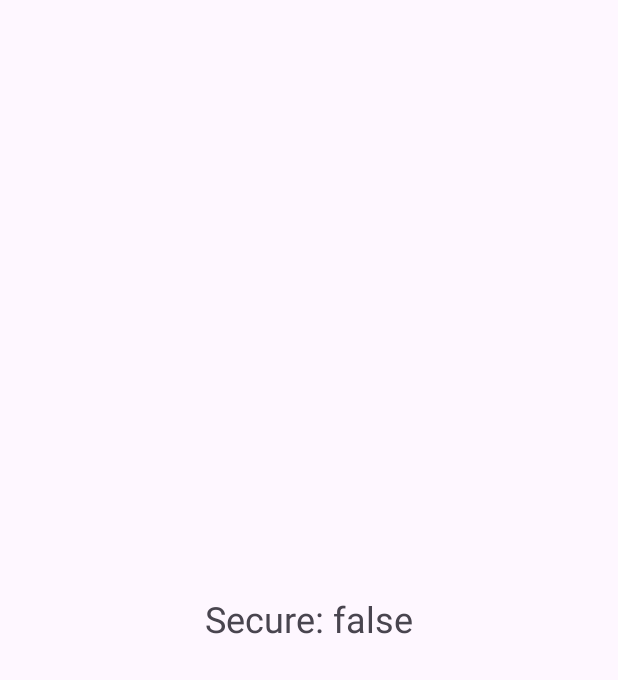
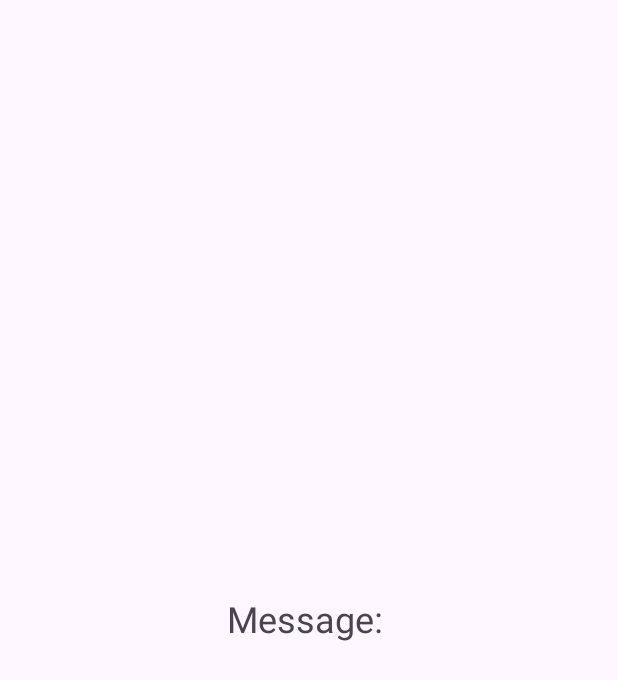
Before and after one commit to hungnb94/hide-firebase-api-keys-example, an Android app: the screen it shows after launch (MainActivity), on a phone screen of 412 x 824 dp. Shown: the top 680 px of the screen. Run offline under Robolectric (Android 15) with nearby library versions, the phone set to English and light mode, and no system bars; 5 statements that could not run were skipped.

Commit message:
Show message

```diff
--- a/app/src/main/java/com/leoh/remoteconfig/MainActivity.kt
+++ b/app/src/main/java/com/leoh/remoteconfig/MainActivity.kt
@@ -25,9 +25,10 @@ class MainActivity : AppCompatActivity() {
     }
 
     private fun showConfig() {
-        val isSecure = isSecureEnable()
-        tvMessage.text = getString(R.string.secure_config, isSecure)
+        tvMessage.text = getString(R.string.message_config, getMessage())
     }
+
+    private fun getMessage(): String = FirebaseRemoteConfig.getInstance().getString("message")
 
     private fun isSecureEnable(): Boolean = FirebaseRemoteConfig.getInstance().getBoolean("flag_secure")
 }
--- a/app/src/main/res/values/strings.xml
+++ b/app/src/main/res/values/strings.xml
@@ -1,4 +1,5 @@
 <resources>
     <string name="app_name">RemoteConfig</string>
     <string name="secure_config">Secure: %s</string>
+    <string name="message_config">Message: %s</string>
 </resources>
```
